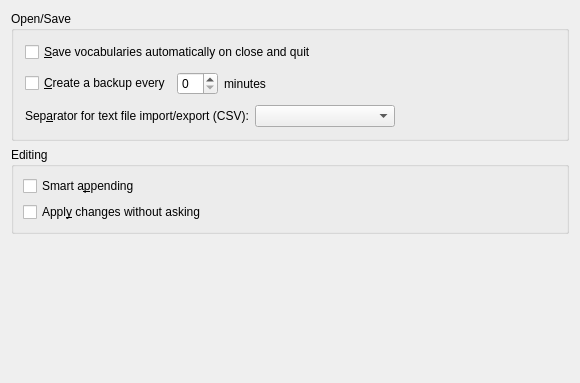
Qt form src/settings/generaloptionsbase.ui (KDE/parley) before a commit.
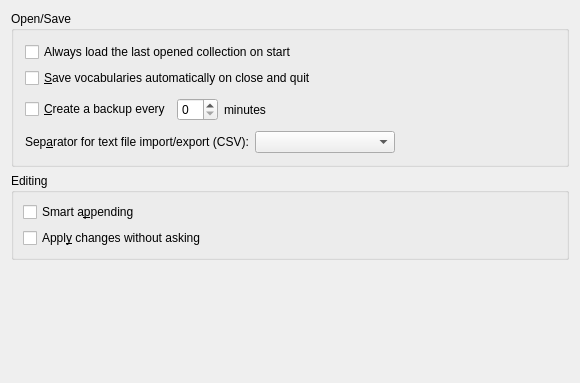
The same form after that commit. Custom widgets are drawn as their Qt base class.

Commit message: add an option to re-enable the old behavior (automatically opening the last opened file)

What changed in the file:
```diff
--- a/src/settings/generaloptionsbase.ui
+++ b/src/settings/generaloptionsbase.ui
@@ -17,6 +17,22 @@
       <string>Open/Save</string>
      </property>
      <layout class="QVBoxLayout" >
+      <item>
+       <widget class="QCheckBox" name="kcfg_AutoOpenLast" >
+        <property name="toolTip" >
+         <string>Always open the collection that was active when quitting Parley</string>
+        </property>
+        <property name="whatsThis" >
+         <string>When this option is checked, the last active collection will be loaded automatically when starting Parley instead of showing the welcome screen.</string>
+        </property>
+        <property name="text" >
+         <string>Always load the last opened collection on start</string>
+        </property>
+        <property name="checked" >
+         <bool>false</bool>
+        </property>
+       </widget>
+      </item>
       <item>
        <widget class="QCheckBox" name="kcfg_AutoSave" >
         <property name="toolTip" >
```
The commit also changes 2 other files.
